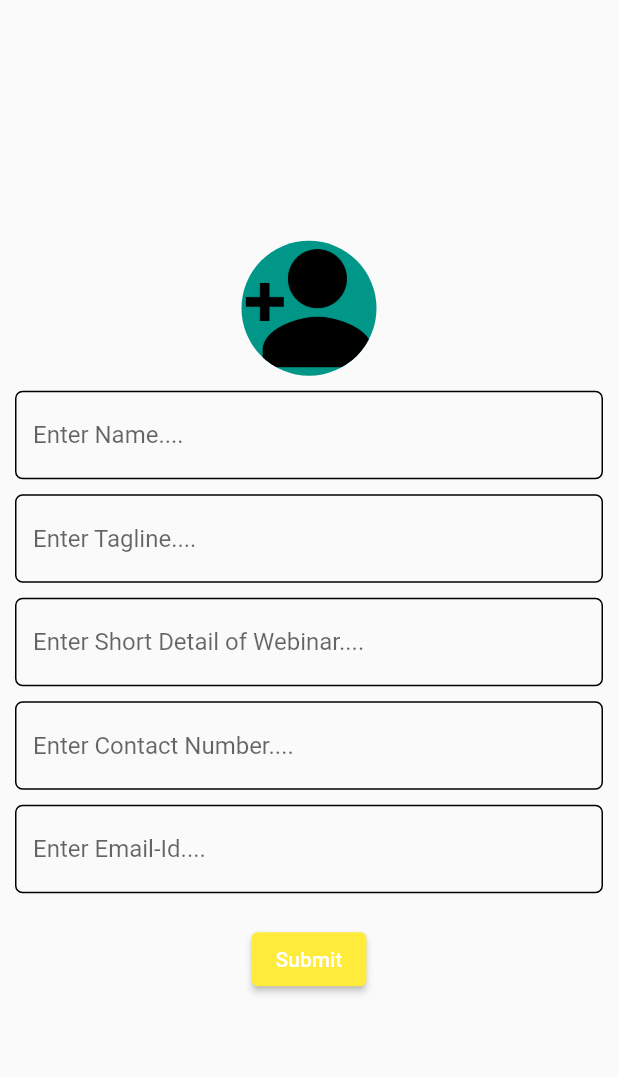
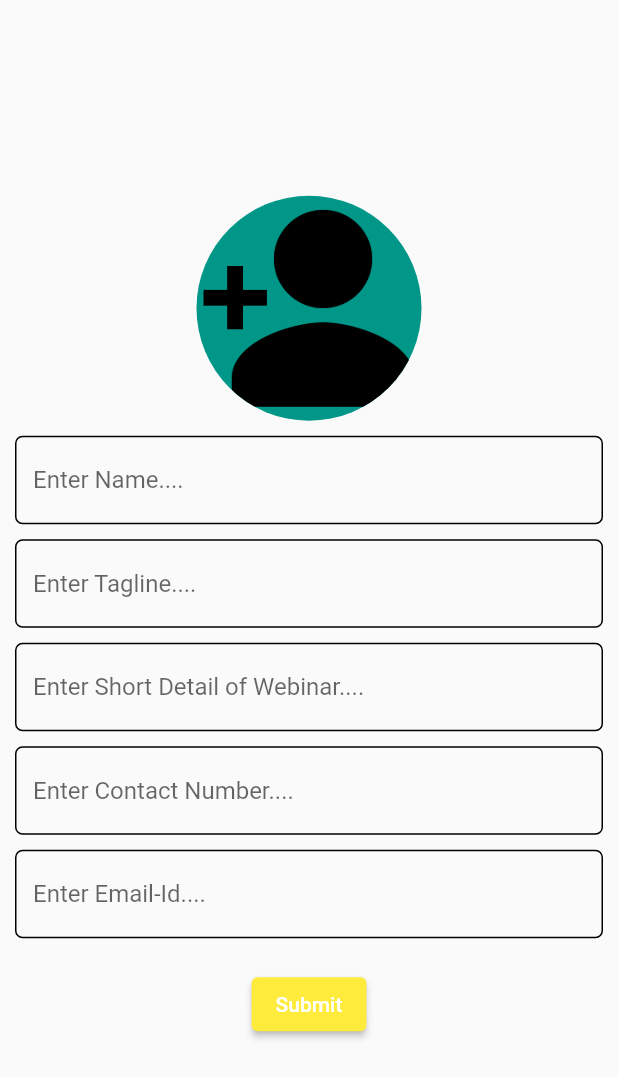
Before and after one commit to VivekTailor19/post_maker, a Flutter app: the DigitalMarketing screen opened by its route, on a phone screen of 412 x 824 dp. Shown: the top 1078 px of the screen. Run offline on Flutter 3.47's test engine with Material 2 defaults, Android fonts, the phone set to English and light mode, and no system bars; our stand-ins replace image_gallery_saver, image_picker, share_plus; missing offline and left inert: stories_editor.

Commit message:
post maker app

```diff
--- a/lib/digital_marketing/digitalmarketing_data.dart
+++ b/lib/digital_marketing/digitalmarketing_data.dart
@@ -31,7 +31,7 @@ class _DigitalMarketingState extends State<DigitalMarketing> {
             child: SingleChildScrollView(
               child: Column(
                 children: [
-                Container(height: 90,width: 90,
+                Container(height: 150,width: 150,
                 decoration: BoxDecoration(
                     color: Colors.teal,
                     image: DecorationImage(image: AssetImage("assets/images/addperson.png"),fit: BoxFit.cover),
```
